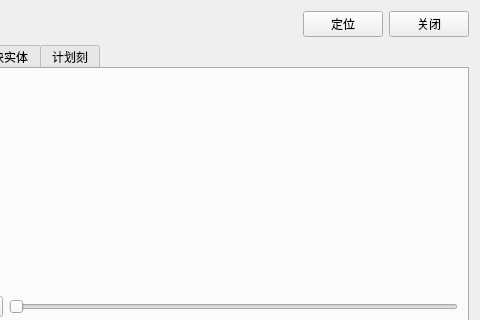
First picture: the form in src/chunkeditorwidget.ui, repository EleProCoress/BedrockMap, before the edit; both pictures show x 139 to 619 and y 0 to 320 of the 619 by 559 pixel window.
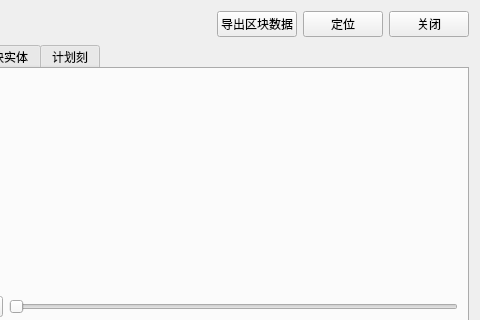
Second picture: the form after the edit.

What changed in the file:
```diff
--- a/src/chunkeditorwidget.ui
+++ b/src/chunkeditorwidget.ui
@@ -39,6 +39,13 @@
        </property>
       </spacer>
      </item>
+     <item>
+      <widget class="QPushButton" name="dump_btn">
+       <property name="text">
+        <string>导出区块数据</string>
+       </property>
+      </widget>
+     </item>
      <item>
       <widget class="QPushButton" name="locate_btn">
        <property name="minimumSize">
```
